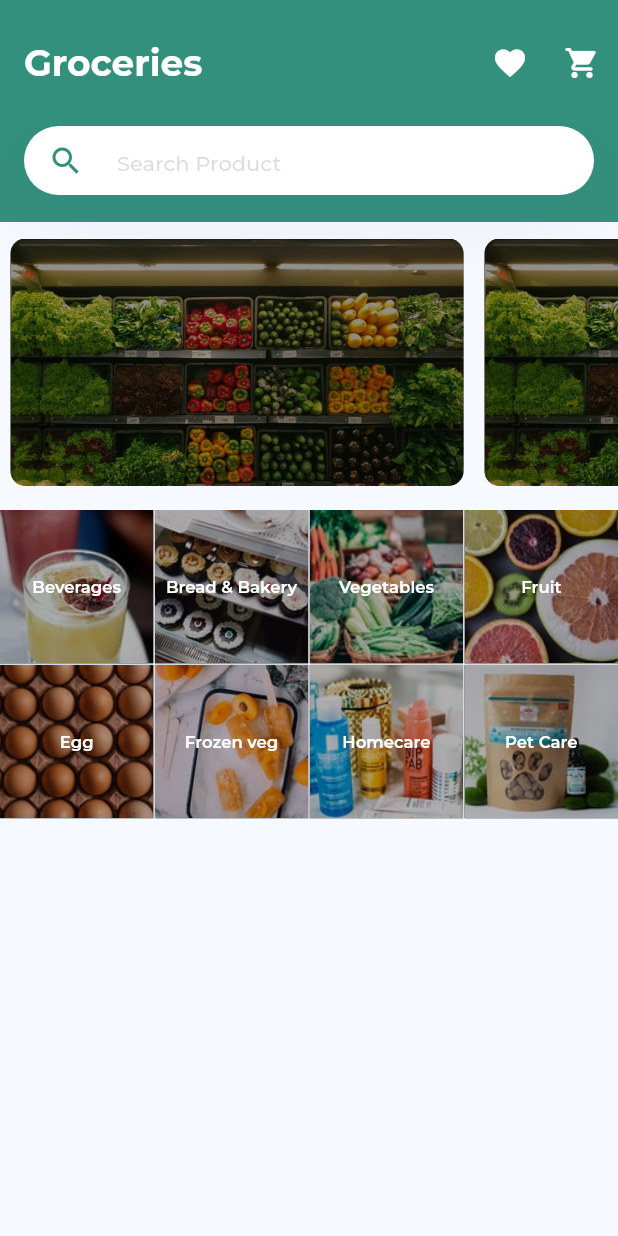
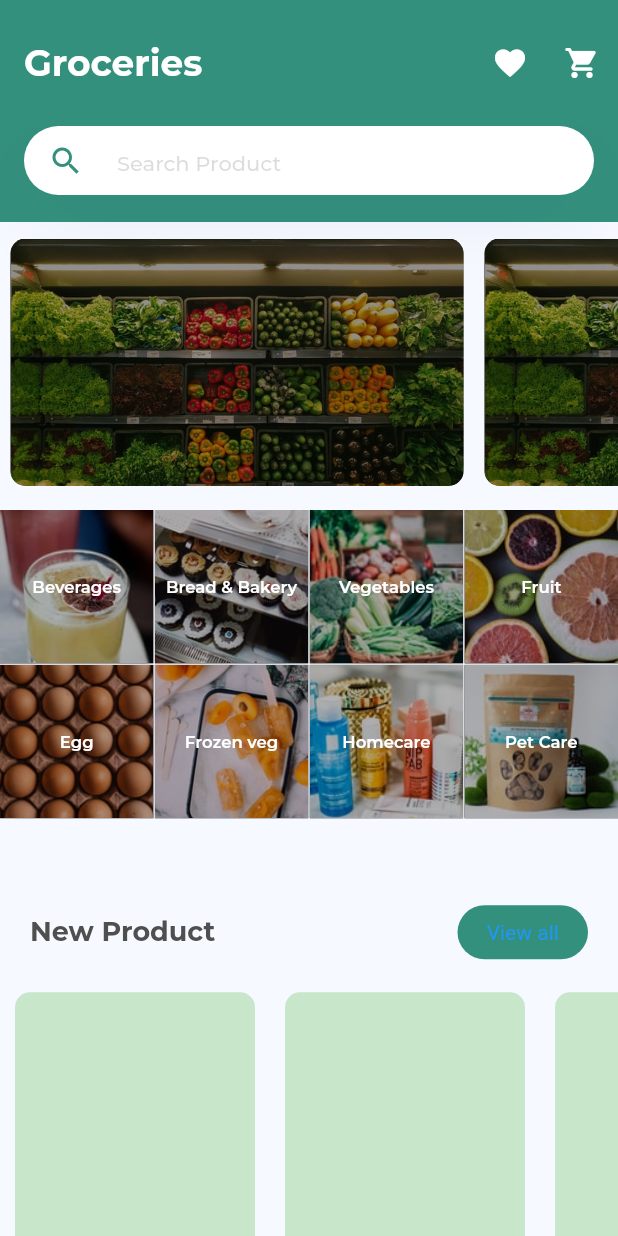
Before and after one commit to mateusisrael/tradly, a Flutter app: the screen it shows after launch, on a phone screen of 412 x 824 dp. Run offline on Flutter 3.47's test engine with Material 2 defaults, Android fonts, the phone set to English and light mode, and no system bars; project files that could hold a hidden picture were left out.

Commit message:
category group

```diff
--- a/TODO.txt
+++ b/TODO.txt
@@ -1,14 +1,17 @@
 TODO
-  Estilizr fontes de acordo com protótipo
   Add ícones de acordo com protótipo
   criar componente de rotas
+  criar navigation bar
 
 
 DOING
-  criar componente de grid da tela inicial
+  Setar a cor do botão "view all" de acordo com o atributo hasBackgroundColor
+  criar componente de lista de produtos/lojas da home
 
 
 DONE
   criar componente de tema com cor primaria
   ajustar topBar de acordo com o protótipo
   Add sombra na caixa de pesquisa, de acordo com o protótipo
+  Estilizr fontes de acordo com protótipo
+  criar componente de grid da tela inicial
--- /dev/null
+++ b/lib/components/category_group.dart
@@ -0,0 +1,104 @@
+import 'package:flutter/material.dart';
+
+class CategoryGroup extends StatelessWidget {
+  final bool? hasBackgroundColor;
+  final String title;
+
+  const CategoryGroup(
+      {Key? key, this.title = '', this.hasBackgroundColor = false})
+      : super(key: key);
+
+  _box() {
+    return Container(
+      margin: const EdgeInsets.only(right: 10, left: 10),
+      width: 160,
+      height: 200,
+      decoration: BoxDecoration(
+          color: Colors.green[100],
+          borderRadius: const BorderRadius.all(Radius.circular(10))),
+    );
+  }
+
+  Text _renderText() {
+    if (hasBackgroundColor != null && hasBackgroundColor == true) {
+      return Text(
+        title,
+        style: const TextStyle(
+            fontSize: 18,
+            color: Color(0xffffffff),
+            fontWeight: FontWeight.bold),
+      );
+    } else {
+      return Text(
+        title,
+        style: const TextStyle(
+            fontSize: 18,
+            color: Color(0xff4F4F4F),
+            fontWeight: FontWeight.bold),
+      );
+    }
+  }
+
+  Color _renderButtonColor(BuildContext context) {
+    if (hasBackgroundColor != null && hasBackgroundColor == true) {
+      return const Color(0xffffffff);
+    }
+    return Theme.of(context).primaryColor;
+  }
+
+  Color _renderButtonTextColor(BuildContext context) {
+    if (hasBackgroundColor != null && hasBackgroundColor == true) {
+      return Theme.of(context).primaryColor;
+    }
+    return const Color(0xffffffff);
+  }
+
+  @override
+  Widget build(BuildContext context) {
+    return Padding(
+        padding: const EdgeInsets.only(top: 30),
+        child: SizedBox(
+            // height: 260,
+            child: Stack(
+          children: [
+            if (hasBackgroundColor == true)
+              Container(height: 184, color: Theme.of(context).primaryColor),
+            Column(
+              children: [
+                Container(
+                  margin: const EdgeInsets.only(
+                      left: 20, right: 20, top: 22, bottom: 16),
+                  child: Row(
+                    mainAxisAlignment: MainAxisAlignment.spaceBetween,
+                    children: [
+                      _renderText(),
+                      TextButton(
+                          style: ButtonStyle(
+                              textStyle: MaterialStateProperty.all(TextStyle(
+                                  color: _renderButtonTextColor(context))),
+                              shape: MaterialStateProperty.all(
+                                  const RoundedRectangleBorder(
+                                      borderRadius: BorderRadius.all(
+                                          Radius.circular(24)))),
+                              fixedSize:
+                                  MaterialStateProperty.all(const Size(87, 23)),
+                              backgroundColor: MaterialStateProperty.all(
+                                  _renderButtonColor(context))),
+                          onPressed: () {},
+                          child: const Text('View all'))
+                    ],
+                  ),
+                ),
+                SizedBox(
+                    // color: Colors.amber[100],
+                    height: 200,
+                    child: ListView(
+                      scrollDirection: Axis.horizontal,
+                      children: [_box(), _box(), _box(), _box()],
+                    ))
+              ],
+            )
+          ],
+        )));
+  }
+}
--- a/lib/screens/home.dart
+++ b/lib/screens/home.dart
@@ -1,4 +1,5 @@
 import 'package:flutter/material.dart';
+import 'package:material_tradly/components/category_group.dart';
 import 'package:material_tradly/components/row_cards.dart';
 import 'package:material_tradly/components/search_bar.dart';
 
@@ -52,6 +53,15 @@ class Home extends StatelessWidget {
               _gridContent('images/home-care.jpeg', 'Homecare'),
               _gridContent('images/pet-care.jpeg', 'Pet Care'),
             ],
+          ),
+          const CategoryGroup(
+            title: 'New Product',
+          ),
+          const CategoryGroup(title: 'Popular Product'),
+          const CategoryGroup(
+              title: 'Store to follow', hasBackgroundColor: true),
+          Container(
+            height: 90,
           )
         ],
       ),
```
